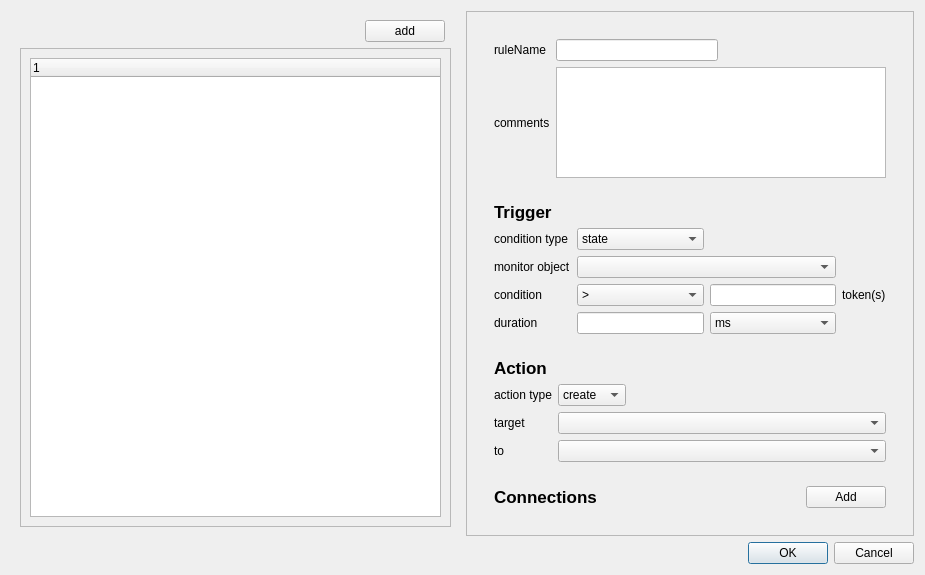
This is reconfigurablePetri/editrulelibrary.ui in linyo2020/scut-srp-rpn as Qt 5 draws it before an edit. The edited form follows.
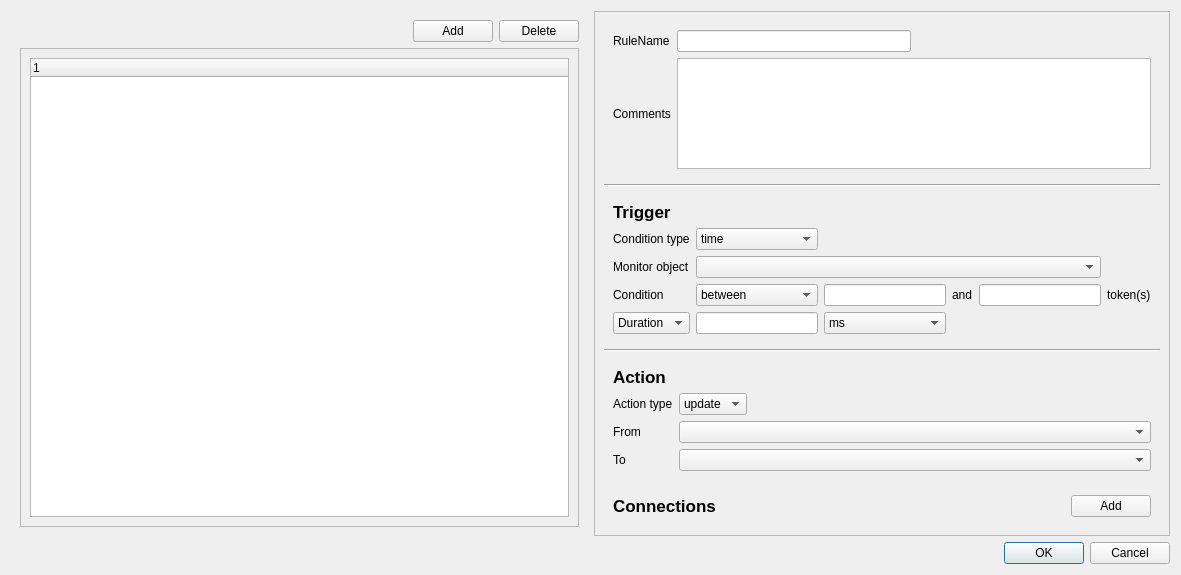
This is the edited form.

Diff of the .ui file:
```diff
--- a/reconfigurablePetri/editrulelibrary.ui
+++ b/reconfigurablePetri/editrulelibrary.ui
@@ -6,7 +6,7 @@
    <rect>
     <x>0</x>
     <y>0</y>
-    <width>925</width>
+    <width>1181</width>
     <height>575</height>
    </rect>
   </property>
@@ -17,12 +17,12 @@
    <item>
     <layout class="QHBoxLayout" name="horizontalLayout">
      <item>
-      <widget class="QFrame" name="gridFrame">
+      <widget class="QFrame" name="rulesGridFrame">
        <layout class="QGridLayout" name="gridLayout_4">
-        <item row="0" column="1">
-         <widget class="QPushButton" name="addRulesButton">
+        <item row="0" column="2">
+         <widget class="QPushButton" name="deleteRulePushButton">
           <property name="text">
-           <string>add</string>
+           <string>Delete</string>
           </property>
          </widget>
         </item>
@@ -49,18 +49,31 @@
             <rect>
              <x>0</x>
              <y>0</y>
-             <width>350</width>
-             <height>477</height>
+             <width>551</width>
+             <height>457</height>
             </rect>
            </property>
            <layout class="QVBoxLayout" name="verticalLayout_4">
             <item>
-             <widget class="QTreeWidget" name="treeWidget"/>
+             <widget class="QTreeWidget" name="treeWidget">
+              <column>
+               <property name="text">
+                <string notr="true">1</string>
+               </property>
+              </column>
+             </widget>
             </item>
            </layout>
           </widget>
          </widget>
         </item>
+        <item row="0" column="1">
+         <widget class="QPushButton" name="addRulesPushButton">
+          <property name="text">
+           <string>Add</string>
+          </property>
+         </widget>
+        </item>
        </layout>
       </widget>
      </item>
@@ -73,25 +86,15 @@
         <property name="geometry">
          <rect>
           <x>0</x>
-          <y>0</y>
-          <width>538</width>
-          <height>514</height>
+          <y>-20</y>
+          <width>552</width>
+          <height>534</height>
          </rect>
         </property>
         <layout class="QVBoxLayout" name="verticalLayout_2">
          <item>
-          <widget class="QFrame" name="ruleSettingsFrame">
-           <layout class="QVBoxLayout" name="verticalLayout">
-            <item>
              <widget class="QFrame" name="gridFrame">
               <layout class="QGridLayout" name="gridLayout">
-               <item row="2" column="0">
-                <widget class="QLabel" name="label_2">
-                 <property name="text">
-                  <string>comments</string>
-                 </property>
-                </widget>
-               </item>
                <item row="0" column="2">
                 <spacer name="horizontalSpacer_3">
                  <property name="orientation">
@@ -105,6 +108,13 @@
                  </property>
                 </spacer>
                </item>
+            <item row="2" column="0">
+             <widget class="QLabel" name="commentLabel">
+              <property name="text">
+               <string>Comments</string>
+              </property>
+             </widget>
+            </item>
                <item row="2" column="1" colspan="2">
                 <widget class="QTextEdit" name="textEdit"/>
                </item>
@@ -114,39 +124,39 @@
                <item row="0" column="0">
                 <widget class="QLabel" name="label">
                  <property name="text">
-                  <string>ruleName</string>
+               <string>RuleName</string>
                  </property>
                 </widget>
                </item>
               </layout>
              </widget>
             </item>
+         <item>
+          <widget class="Line" name="line">
+           <property name="orientation">
+            <enum>Qt::Horizontal</enum>
+           </property>
+          </widget>
+         </item>
             <item>
              <widget class="QFrame" name="triggerGridFrame">
               <layout class="QGridLayout" name="gridLayout_2">
-               <item row="0" column="0">
-                <widget class="QLabel" name="TriggerLabel">
-                 <property name="font">
-                  <font>
-                   <pointsize>13</pointsize>
-                   <weight>75</weight>
-                   <bold>true</bold>
-                  </font>
-                 </property>
-                 <property name="text">
-                  <string>Trigger</string>
-                 </property>
-                </widget>
-               </item>
-               <item row="1" column="0">
-                <widget class="QLabel" name="conditionTypeLabel">
-                 <property name="text">
-                  <string>condition type</string>
-                 </property>
-                </widget>
+            <item row="3" column="2">
+             <widget class="QLineEdit" name="conditionValue1LineEdit"/>
                </item>
                <item row="1" column="1">
                 <widget class="QComboBox" name="conditionTypeComboBox">
+              <property name="sizePolicy">
+               <sizepolicy hsizetype="MinimumExpanding" vsizetype="Fixed">
+                <horstretch>0</horstretch>
+                <verstretch>0</verstretch>
+               </sizepolicy>
+              </property>
+              <item>
+               <property name="text">
+                <string>time</string>
+               </property>
+              </item>
                  <item>
                   <property name="text">
                    <string>state</string>
@@ -157,32 +167,114 @@
                    <string>event</string>
                   </property>
                  </item>
-                 <item>
+             </widget>
+            </item>
+            <item row="4" column="1">
+             <widget class="QLineEdit" name="timeValueLineEdit">
+              <property name="sizePolicy">
+               <sizepolicy hsizetype="Expanding" vsizetype="Fixed">
+                <horstretch>0</horstretch>
+                <verstretch>0</verstretch>
+               </sizepolicy>
+              </property>
+             </widget>
+            </item>
+            <item row="1" column="0">
+             <widget class="QLabel" name="conditionTypeLabel">
                   <property name="text">
-                   <string>time</string>
-                  </property>
-                 </item>
+               <string>Condition type</string>
+              </property>
+             </widget>
+            </item>
+            <item row="3" column="3">
+             <widget class="QLabel" name="conditionAndLabel">
+              <property name="text">
+               <string>and</string>
+              </property>
                 </widget>
                </item>
                <item row="2" column="0">
                 <widget class="QLabel" name="monitiorObjectLabel">
                  <property name="text">
-                  <string>monitor object</string>
+               <string>Monitor object</string>
                  </property>
                 </widget>
                </item>
-               <item row="2" column="1" colspan="2">
-                <widget class="QComboBox" name="monitorObjectComboBox"/>
-               </item>
                <item row="3" column="0">
                 <widget class="QLabel" name="conditionLabel">
                  <property name="text">
-                  <string>condition</string>
+               <string>Condition</string>
+              </property>
+             </widget>
+            </item>
+            <item row="4" column="2">
+             <widget class="QComboBox" name="timeUnitComboBox">
+              <item>
+               <property name="text">
+                <string>ms</string>
+               </property>
+              </item>
+              <item>
+               <property name="text">
+                <string>s</string>
+               </property>
+              </item>
+              <item>
+               <property name="text">
+                <string>min</string>
+               </property>
+              </item>
+              <item>
+               <property name="text">
+                <string>h</string>
+               </property>
+              </item>
+             </widget>
+            </item>
+            <item row="4" column="0">
+             <widget class="QComboBox" name="timeComboBox">
+              <property name="inputMethodHints">
+               <set>Qt::ImhNone</set>
+              </property>
+              <item>
+               <property name="text">
+                <string>Duration</string>
+               </property>
+              </item>
+              <item>
+               <property name="text">
+                <string>Latency</string>
+               </property>
+              </item>
+             </widget>
+            </item>
+            <item row="0" column="0">
+             <widget class="QLabel" name="TriggerLabel">
+              <property name="font">
+               <font>
+                <pointsize>13</pointsize>
+                <weight>75</weight>
+                <bold>true</bold>
+               </font>
+              </property>
+              <property name="text">
+               <string>Trigger</string>
                  </property>
                 </widget>
                </item>
                <item row="3" column="1">
                 <widget class="QComboBox" name="ConditionOperatorComboBox">
+              <property name="sizePolicy">
+               <sizepolicy hsizetype="MinimumExpanding" vsizetype="Fixed">
+                <horstretch>0</horstretch>
+                <verstretch>0</verstretch>
+               </sizepolicy>
+              </property>
+              <item>
+               <property name="text">
+                <string>between</string>
+               </property>
+              </item>
                  <item>
                   <property name="text">
                    <string>&gt;</string>
@@ -215,60 +307,36 @@
                  </item>
                 </widget>
                </item>
-               <item row="3" column="2">
-                <widget class="QLineEdit" name="conditionValueLineEdit"/>
-               </item>
-               <item row="3" column="3">
+            <item row="3" column="5">
                 <widget class="QLabel" name="conditionUnitLabel">
                  <property name="text">
                   <string>token(s)</string>
                  </property>
                 </widget>
                </item>
-               <item row="4" column="0">
-                <widget class="QLabel" name="durationLabel">
-                 <property name="text">
-                  <string>duration</string>
-                 </property>
-                </widget>
-               </item>
-               <item row="4" column="1">
-                <widget class="QLineEdit" name="durationValueLineEdit"/>
-               </item>
-               <item row="4" column="2">
-                <widget class="QComboBox" name="durationUnitComboBox">
-                 <item>
-                  <property name="text">
-                   <string>ms</string>
-                  </property>
-                 </item>
-                 <item>
-                  <property name="text">
-                   <string>s</string>
-                  </property>
-                 </item>
-                 <item>
-                  <property name="text">
-                   <string>min</string>
-                  </property>
-                 </item>
-                 <item>
-                  <property name="text">
-                   <string>h</string>
-                  </property>
-                 </item>
-                </widget>
+            <item row="3" column="4">
+             <widget class="QLineEdit" name="conditionValue2LineEdit"/>
+            </item>
+            <item row="2" column="1" colspan="4">
+             <widget class="QComboBox" name="monitorObjectComboBox"/>
                </item>
               </layout>
              </widget>
             </item>
+         <item>
+          <widget class="Line" name="line_2">
+           <property name="orientation">
+            <enum>Qt::Horizontal</enum>
+           </property>
+          </widget>
+         </item>
             <item>
              <widget class="QFrame" name="actionGridFrame">
               <layout class="QGridLayout" name="actionGridLayout" columnstretch="0,0,0">
                <item row="1" column="0">
                 <widget class="QLabel" name="actionTypeLabel">
                  <property name="text">
-                  <string>action type</string>
+               <string>Action type</string>
                  </property>
                 </widget>
                </item>
@@ -305,7 +373,7 @@
                <item row="3" column="0">
                 <widget class="QLabel" name="target2Label">
                  <property name="text">
-                  <string>to</string>
+               <string>To</string>
                  </property>
                 </widget>
                </item>
@@ -314,6 +382,11 @@
                </item>
                <item row="1" column="1">
                 <widget class="QComboBox" name="actionTypeComboBox">
+              <item>
+               <property name="text">
+                <string>update</string>
+               </property>
+              </item>
                  <item>
                   <property name="text">
                    <string>create</string>
@@ -334,7 +407,7 @@
                <item row="2" column="0">
                 <widget class="QLabel" name="target1Label">
                  <property name="text">
-                  <string>target</string>
+               <string>From</string>
                  </property>
                 </widget>
                </item>
@@ -378,8 +451,18 @@
                  </property>
                 </widget>
                </item>
-              </layout>
-             </widget>
+            <item row="0" column="1">
+             <spacer name="horizontalSpacer_2">
+              <property name="orientation">
+               <enum>Qt::Horizontal</enum>
+              </property>
+              <property name="sizeHint" stdset="0">
+               <size>
+                <width>40</width>
+                <height>20</height>
+               </size>
+              </property>
+             </spacer>
             </item>
            </layout>
           </widget>
```
Left out of the diff: 36 changed lines with no effect on the pictures. Lines whose indentation alone changed are shown as unchanged.
